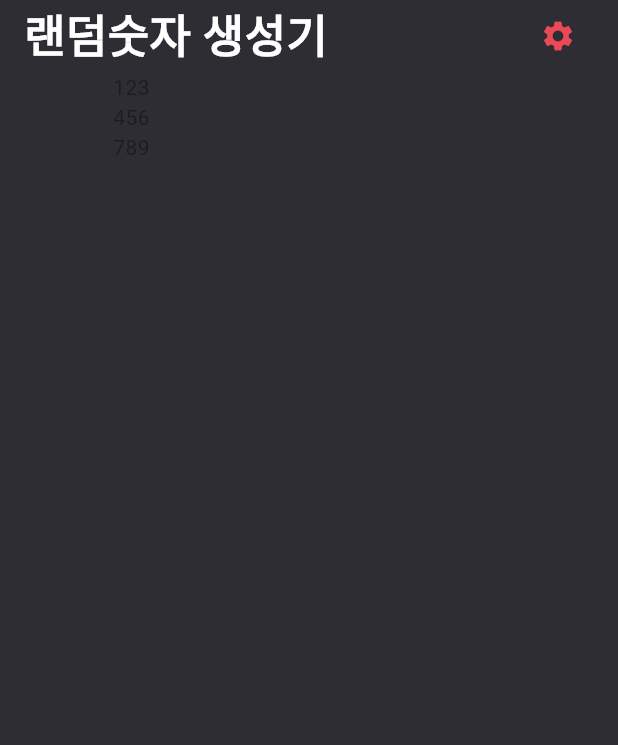
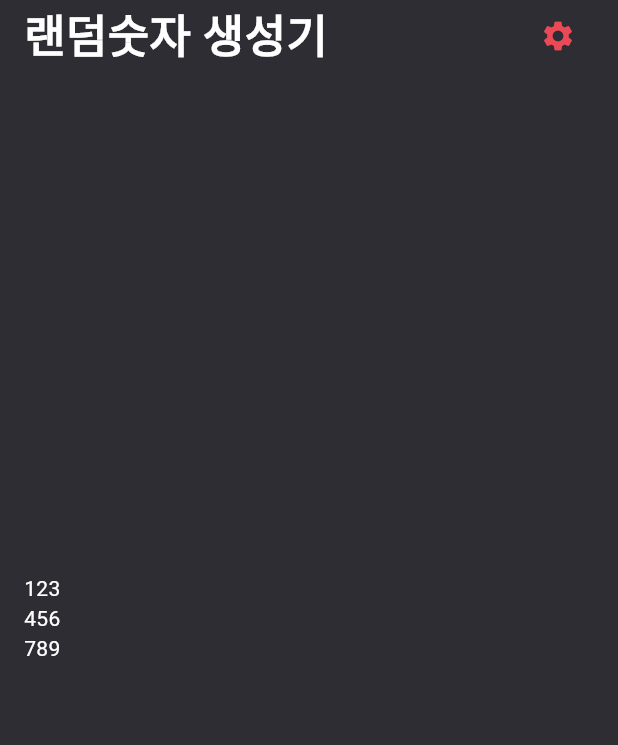
Before and after one commit to bingbingpa/hello-flutter, a Flutter app: the screen it shows after launch, on a phone screen of 412 x 824 dp. Shown: the top 745 px of the screen. Run offline on Flutter 3.47's test engine with Material 3 defaults, Android fonts, the phone set to English and light mode, and no system bars; our stand-ins replace webview_flutter.

Commit message:
[Random Number Generator] 랜덤숫자 map 함수

```diff
--- a/random_number_generator/lib/screen/home_screen.dart
+++ b/random_number_generator/lib/screen/home_screen.dart
@@ -54,11 +54,22 @@ class _Body extends StatelessWidget {
   Widget build(BuildContext context) {
     /// 숫자가 있는곳
     return Expanded(
-      child: Text('''
-                123
-                456
-                789
-                '''),
+      child: Column(
+        mainAxisAlignment: MainAxisAlignment.center,
+        children: [
+          [1, 2, 3],
+          [4, 5, 6],
+          [7, 8, 9]
+        ]
+            .map((e) => Row(
+                children: e
+                    .map((number) => Text(
+                          number.toString(),
+                          style: TextStyle(color: Colors.white),
+                        ))
+                    .toList()))
+            .toList(),
+      ),
     );
   }
 }
```
